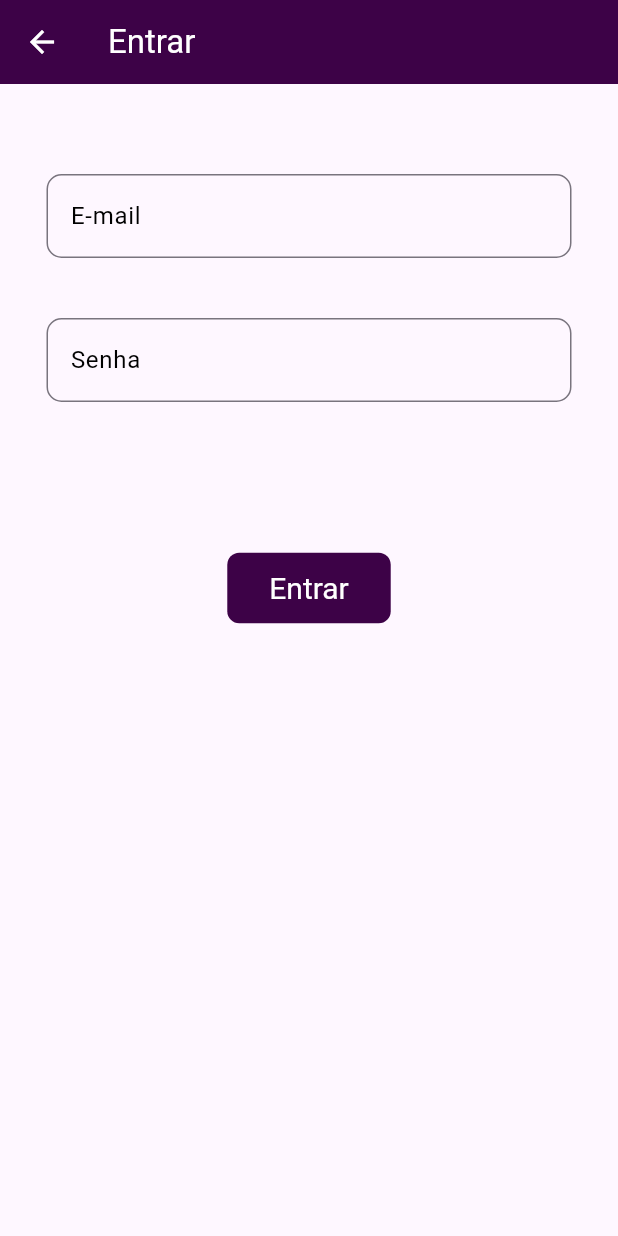
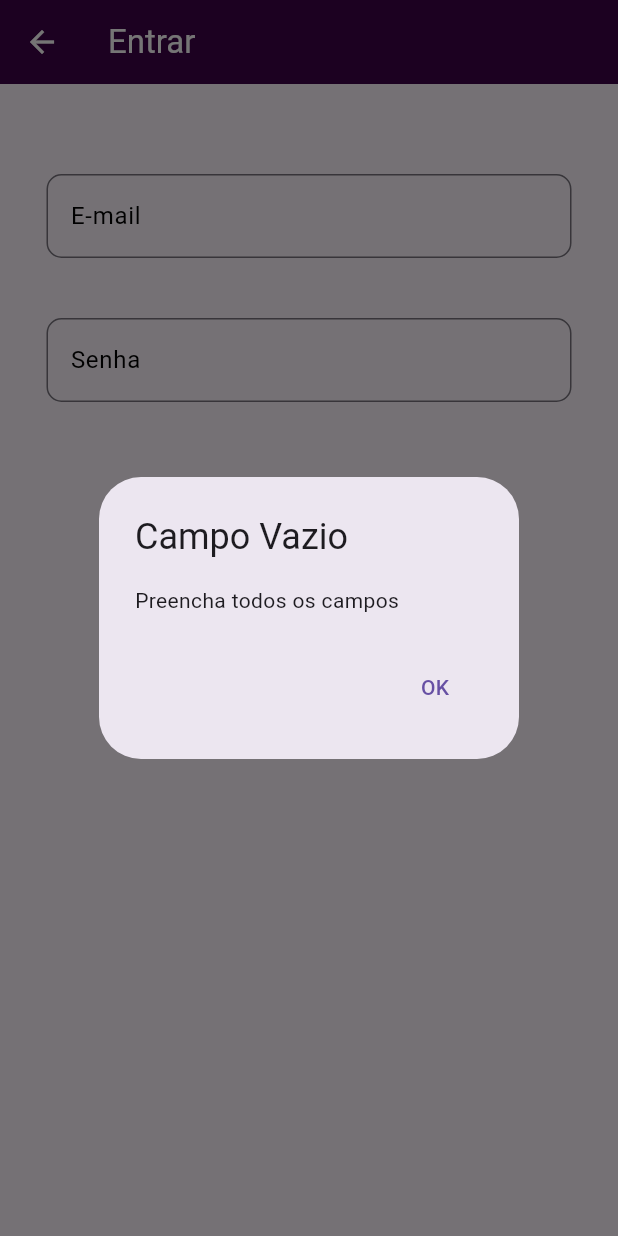
Before and after one commit to fabiogqueiros/Trabalho-LabMoveis, a Flutter app: the Entrar screen opened by its route, after a tap on "Entrar", on a phone screen of 412 x 824 dp. Run offline on Flutter 3.47's test engine with Material 3 defaults, Android fonts, the phone set to English and light mode, and no system bars; our stand-ins replace shared_preferences; accounts and stored records are empty.

Commit message:
Classe Inicio completa; Entrar e Cadastrar faltam a logica do BD

```diff
--- a/lib/entrar.dart
+++ b/lib/entrar.dart
@@ -1,5 +1,6 @@
+// ignore: depend_on_referenced_packages
+import "package:shared_preferences/shared_preferences.dart";
 import 'package:flutter/material.dart';
-import "package:shared_preferences/shared_preferences.dart";
 
 class Entrar extends StatefulWidget {
   const Entrar({super.key});
@@ -13,23 +14,57 @@ class _EntrarState extends State<Entrar> {
   TextEditingController password = TextEditingController();
 
 
-  void navDashboard(context){
+  void navDashboard(context) async {
     if(mail.text.isNotEmpty && password.text.isNotEmpty){
-      //Conferir o email aqui
-      //if(mail existe){...return;}
-      //args.email ...
+      String mailConsulta = "";//consultar no Banco aqui
+      String passwordConsulta = "";//consultar no Banco aqui
+      String nome = "";//consultar no Banco aqui
+      String id = "";//consultar no Banco aqui
+
+      // ignore: unrelated_type_equality_checks
+      if(mailConsulta != mail || passwordConsulta != password){
+        String title = "Email ou senha errado";
+        String message = "Preencha corretamente o email ou senha";
+        alerta(context, title, message);
+        return;
+      }
+
+      //Email e senha estao corretos
+      _save(nome, id);
       Navigator.pushNamed(context, "dashboard");
     }
     else{
-      //Preencha todos os campos
-      //Alert
+      String title = "Campo Vazio";
+      String message = "Preencha todos os campos";
+      alerta(context, title, message);
     }
   }
 
-  void _save() async{
+  void alerta(BuildContext context, String title, String message){
+    showDialog(
+      context: context,
+      builder: (BuildContext context) {
+        return AlertDialog(
+          title: Text(title),
+          content: Text(message),
+          actions: [
+            TextButton(
+              onPressed: () {
+                Navigator.of(context).pop();
+              },
+              child: const Text('OK'),
+            ),
+          ],
+        );
+      },
+    );
+  }
+
+
+  void _save(String nome, String id) async{
     final prefs = await SharedPreferences.getInstance();
-    await prefs.setString("nome", nomeController.text);
-
+    await prefs.setString("nome", nome);
+    await prefs.setString("id", id);
   }
 
 
```
Also changed, not shown: lib/cadastrar.dart (+47 -11 lines), lib/inicio.dart (+24 -5 lines).
